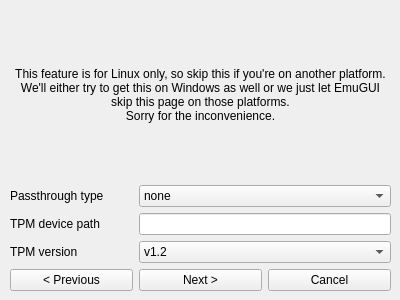
Tech-FZ/EmuGUI, file ui/NewVM.ui: the form before one commit.
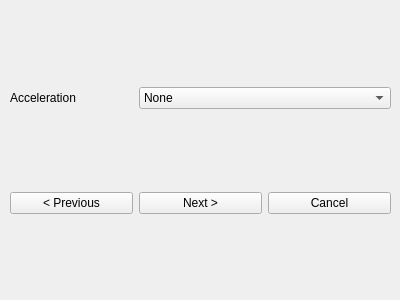
The form after the commit. The open tabs and pages were chosen to show the change.

Commit message: Add acceleration support

The edit to the form file:
```diff
--- a/ui/NewVM.ui
+++ b/ui/NewVM.ui
@@ -5272,46 +5272,32 @@
       </rect>
      </property>
      <layout class="QGridLayout" name="gridLayout_25">
-      <item row="2" column="0">
-       <widget class="QLabel" name="label_72">
-        <property name="text">
-         <string>TPM device path</string>
-        </property>
-       </widget>
-      </item>
-      <item row="4" column="0">
+      <item row="1" column="0">
        <widget class="QPushButton" name="pushButton_81">
         <property name="text">
          <string>&lt; Previous</string>
         </property>
        </widget>
       </item>
-      <item row="4" column="1">
-       <widget class="QPushButton" name="pushButton_77">
-        <property name="text">
-         <string>Next &gt;</string>
-        </property>
-       </widget>
-      </item>
-      <item row="4" column="2">
+      <item row="1" column="2">
        <widget class="QPushButton" name="pushButton_80">
         <property name="text">
          <string>Cancel</string>
         </property>
        </widget>
       </item>
-      <item row="1" column="0">
-       <widget class="QLabel" name="label_71">
+      <item row="1" column="1">
+       <widget class="QPushButton" name="pushButton_77">
         <property name="text">
-         <string>Passthrough type</string>
+         <string>Next &gt;</string>
         </property>
        </widget>
       </item>
-      <item row="1" column="1" colspan="2">
+      <item row="0" column="1" colspan="2">
        <widget class="QComboBox" name="comboBox_43">
         <item>
          <property name="text">
-          <string>none</string>
+          <string>None</string>
          </property>
         </item>
         <item>
@@ -5324,35 +5310,9 @@
           <string>emulated</string>
          </property>
         </item>
-       </widget>
-      </item>
-      <item row="0" column="0" colspan="3">
-       <widget class="QLabel" name="label_70">
-        <property name="text">
-         <string>This feature is for Linux only, so skip this if you're on another platform.
-We'll either try to get this on Windows as well or we just let EmuGUI skip this page on those platforms.
-Sorry for the inconvenience.</string>
-        </property>
-        <property name="alignment">
-         <set>Qt::AlignCenter</set>
-        </property>
-        <property name="wordWrap">
-         <bool>true</bool>
-        </property>
-       </widget>
-      </item>
-      <item row="3" column="0">
-       <widget class="QLabel" name="label_73">
-        <property name="text">
-         <string>TPM version</string>
-        </property>
-       </widget>
-      </item>
-      <item row="3" column="1" colspan="2">
-       <widget class="QComboBox" name="comboBox_44">
         <item>
          <property name="text">
-          <string>v1.2</string>
+          <string>WHPX</string>
          </property>
         </item>
         <item>
@@ -5362,8 +5322,12 @@
         </item>
        </widget>
       </item>
-      <item row="2" column="1" colspan="2">
-       <widget class="QLineEdit" name="lineEdit_14"/>
+      <item row="0" column="0">
+       <widget class="QLabel" name="label_71">
+        <property name="text">
+         <string>Acceleration</string>
+        </property>
+       </widget>
       </item>
      </layout>
     </widget>
```
Left out of the diff: 10 changed lines with no effect on the pictures. The commit also changes 13 other files.
